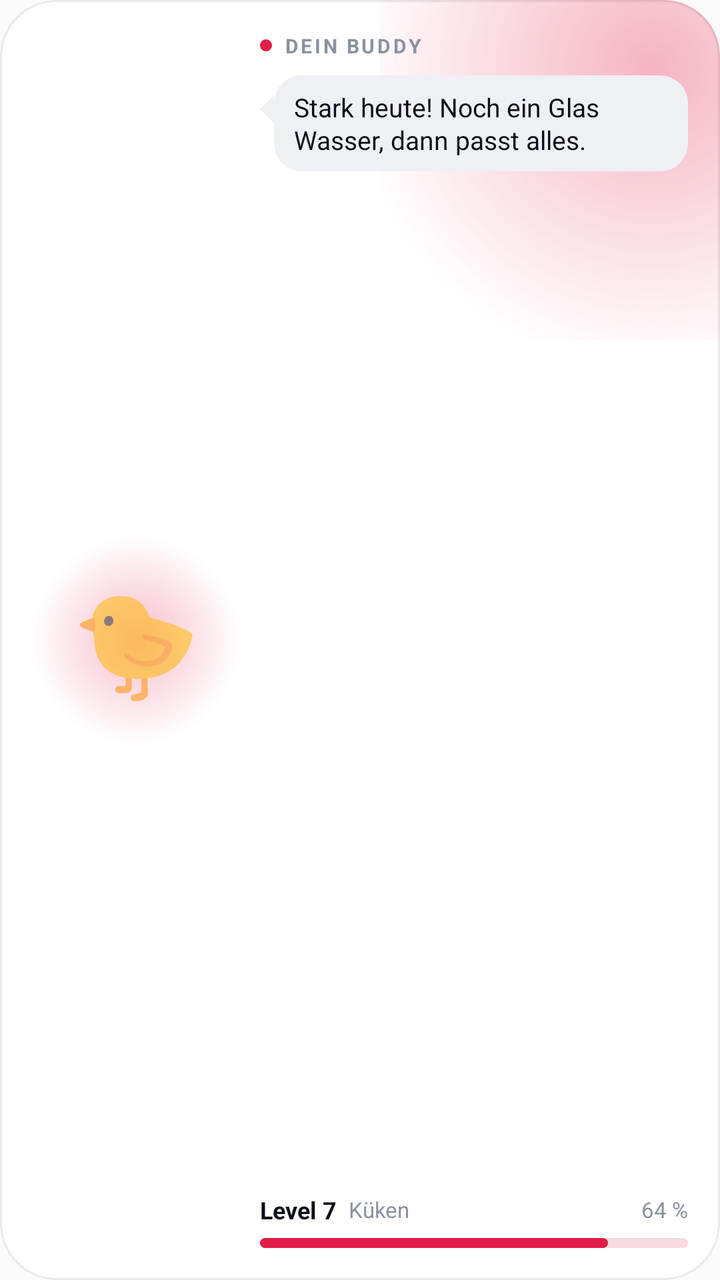
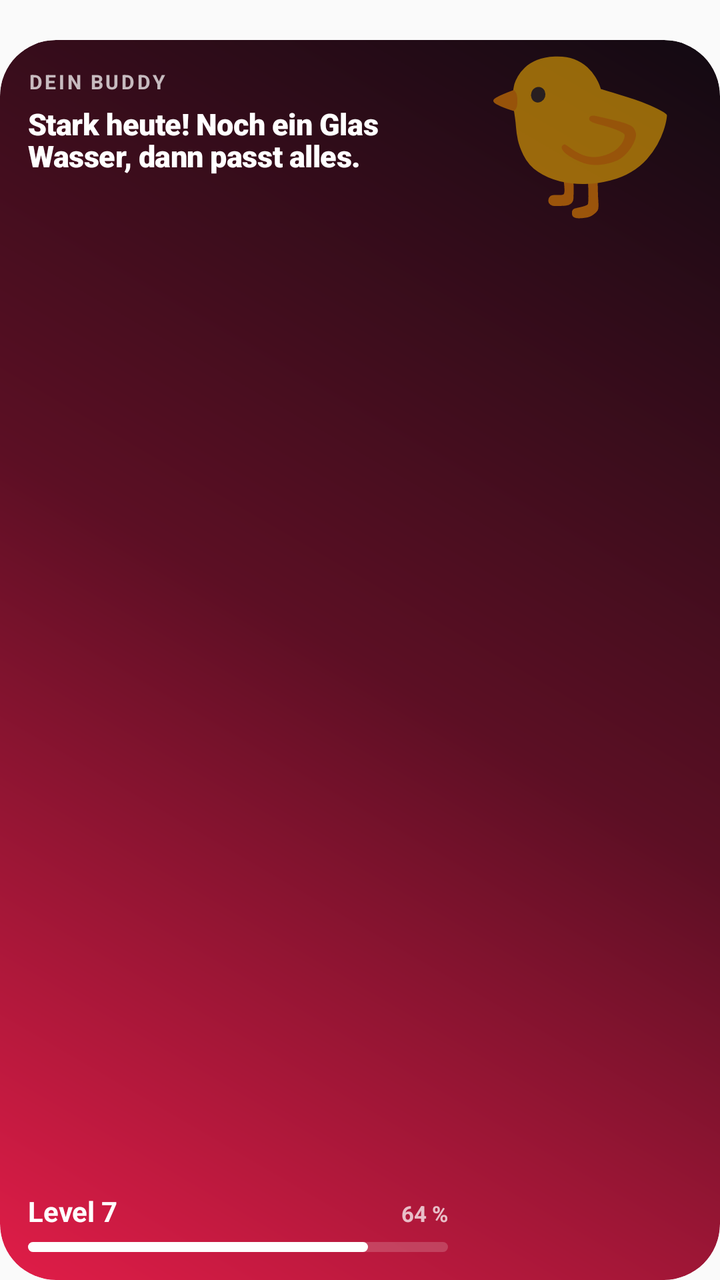

Compare the two renders of this Android layout. The source of the first and the diff that turns it into the second are given below.
<!-- AndroidManifest.xml: application theme AppTheme -->
<!-- res/layout/widget_buddy_wide.xml -->
<?xml version="1.0" encoding="utf-8"?>
<FrameLayout xmlns:android="http://schemas.android.com/apk/res/android"
    android:id="@android:id/background"
    style="@style/WidgetFb.Card">

    <ImageView android:id="@+id/glow" style="@style/WidgetFb.Glow" />

    <LinearLayout
        style="@style/WidgetFb.Content"
        android:gravity="center_vertical"
        android:orientation="horizontal">

        <FrameLayout
            android:layout_width="104dp"
            android:layout_height="104dp">

            <ImageView
                android:id="@+id/halo"
                style="@style/WidgetFb.Ring"
                android:src="@drawable/widget_halo_preview" />

            <ImageView
                android:id="@+id/buddy"
                android:layout_width="88dp"
                android:layout_height="88dp"
                android:layout_gravity="center"
                android:contentDescription="Buddy"
                android:scaleType="fitCenter" />

            <TextView
                android:id="@+id/buddy_emoji"
                android:layout_width="match_parent"
                android:layout_height="match_parent"
                android:gravity="center"
                android:text="🐤"
                android:textSize="52sp" />
        </FrameLayout>

        <LinearLayout
            android:layout_width="0dp"
            android:layout_height="match_parent"
            android:layout_marginStart="10dp"
            android:layout_weight="1"
            android:orientation="vertical">

            <LinearLayout
                android:layout_width="match_parent"
                android:layout_height="wrap_content"
                android:gravity="center_vertical"
                android:orientation="horizontal">

                <ImageView android:id="@+id/dot" style="@style/WidgetFb.Dot" />

                <TextView
                    android:id="@+id/overline"
                    style="@style/WidgetFb.Overline"
                    android:text="Dein Buddy" />
            </LinearLayout>

            <LinearLayout
                android:layout_width="match_parent"
                android:layout_height="wrap_content"
                android:layout_marginTop="8dp"
                android:orientation="horizontal">

                <ImageView
                    android:layout_width="7dp"
                    android:layout_height="14dp"
                    android:layout_marginTop="10dp"
                    android:importantForAccessibility="no"
                    android:src="@drawable/widget_tail_left" />

                <TextView
                    android:id="@+id/line"
                    style="@style/WidgetFb.Bubble"
                    android:textSize="13sp"
                    android:text="Stark heute! Noch ein Glas Wasser, dann passt alles." />
            </LinearLayout>

            <FrameLayout style="@style/WidgetFb.Fill" />

            <LinearLayout
                android:layout_width="match_parent"
                android:layout_height="wrap_content"
                android:gravity="center_vertical"
                android:orientation="horizontal">

                <TextView
                    android:id="@+id/level"
                    style="@style/WidgetFb.Value"
                    android:text="Level 7" />

                <TextView
                    android:id="@+id/stage"
                    style="@style/WidgetFb.Muted"
                    android:layout_width="0dp"
                    android:layout_marginStart="6dp"
                    android:layout_weight="1"
                    android:text="Küken" />

                <TextView
                    android:id="@+id/level_pct"
                    style="@style/WidgetFb.Muted"
                    android:fontFeatureSettings="tnum"
                    android:text="64 %" />
            </LinearLayout>

            <ImageView
                android:id="@+id/level_bar"
                style="@style/WidgetFb.Bar"
                android:layout_height="5dp"
                android:layout_marginTop="6dp" />
        </LinearLayout>
    </LinearLayout>
</FrameLayout>
<!-- resources referenced by this layout -->
<resources>
  <!-- drawable widget_halo_preview (drawable) -->
  <?xml version="1.0" encoding="utf-8"?>
  <shape xmlns:android="http://schemas.android.com/apk/res/android" android:shape="oval">
      <gradient
          android:endColor="#00E11D48"
          android:gradientRadius="50%"
          android:startColor="#4DE11D48"
          android:type="radial" />
  </shape>
  <!-- drawable widget_tail_left (drawable) -->
  <?xml version="1.0" encoding="utf-8"?>
  <vector xmlns:android="http://schemas.android.com/apk/res/android"
      android:width="7dp"
      android:height="14dp"
      android:viewportWidth="7"
      android:viewportHeight="14">
      <path android:fillColor="@color/widget_sand" android:pathData="M7,0 L0,7 L7,14 Z" />
  </vector>
  <style name="WidgetFb.Bar">
          <item name="android:layout_width">match_parent</item>
          <item name="android:layout_height">6dp</item>
          <item name="android:scaleType">fitXY</item>
          <item name="android:src">@drawable/widget_bar_preview</item>
          <item name="android:importantForAccessibility">no</item>
      </style>
  <style name="WidgetFb.Bubble">
          <item name="android:layout_width">wrap_content</item>
          <item name="android:layout_height">wrap_content</item>
          <item name="android:background">@drawable/widget_bubble</item>
          <item name="android:paddingStart">10dp</item>
          <item name="android:paddingEnd">10dp</item>
          <item name="android:paddingTop">7dp</item>
          <item name="android:paddingBottom">7dp</item>
          <item name="android:textColor">@color/widget_text</item>
          <item name="android:textSize">12sp</item>
          <item name="android:lineSpacingMultiplier">1.05</item>
          <item name="android:ellipsize">end</item>
          <item name="android:maxLines">3</item>
      </style>
  <style name="WidgetFb.Card">
          <item name="android:layout_width">match_parent</item>
          <item name="android:layout_height">match_parent</item>
          <item name="android:background">@drawable/widget_card</item>
      </style>
  <style name="WidgetFb.Content">
          <item name="android:layout_width">match_parent</item>
          <item name="android:layout_height">match_parent</item>
          <item name="android:padding">@dimen/widget_pad</item>
          <item name="android:orientation">vertical</item>
      </style>
  <style name="WidgetFb.Dot">
          <item name="android:layout_width">6dp</item>
          <item name="android:layout_height">6dp</item>
          <item name="android:layout_marginEnd">6dp</item>
          <item name="android:src">@drawable/widget_dot</item>
          <item name="android:importantForAccessibility">no</item>
      </style>
  <style name="WidgetFb.Glow">
          <item name="android:layout_width">170dp</item>
          <item name="android:layout_height">170dp</item>
          <item name="android:layout_gravity">top|end</item>
          <item name="android:scaleType">fitXY</item>
          <item name="android:src">@drawable/widget_glow_preview</item>
          <item name="android:importantForAccessibility">no</item>
      </style>
  <style name="WidgetFb.Muted">
          <item name="android:layout_width">wrap_content</item>
          <item name="android:layout_height">wrap_content</item>
          <item name="android:textColor">@color/widget_muted</item>
          <item name="android:textSize">11sp</item>
          <item name="android:maxLines">1</item>
          <item name="android:ellipsize">end</item>
      </style>
  <style name="WidgetFb.Overline">
          <item name="android:layout_width">wrap_content</item>
          <item name="android:layout_height">wrap_content</item>
          <item name="android:textColor">@color/widget_muted</item>
          <item name="android:textSize">10sp</item>
          <item name="android:textStyle">bold</item>
          <item name="android:letterSpacing">0.12</item>
          <item name="android:textAllCaps">true</item>
          <item name="android:maxLines">1</item>
          <item name="android:ellipsize">end</item>
      </style>
  <style name="WidgetFb.Ring">
          <item name="android:layout_width">match_parent</item>
          <item name="android:layout_height">match_parent</item>
          <item name="android:scaleType">fitCenter</item>
          <item name="android:src">@drawable/widget_ring_preview</item>
          <item name="android:importantForAccessibility">no</item>
      </style>
  <style name="WidgetFb.Value">
          <item name="android:layout_width">wrap_content</item>
          <item name="android:layout_height">wrap_content</item>
          <item name="android:textColor">@color/widget_text</item>
          <item name="android:textSize">12sp</item>
          <item name="android:textStyle">bold</item>
          <item name="android:fontFeatureSettings">tnum</item>
          <item name="android:maxLines">1</item>
      </style>
  <color name="widget_sand">#EEF0F4</color>
  <!-- drawable widget_bar_preview (drawable) -->
  <?xml version="1.0" encoding="utf-8"?>
  <layer-list xmlns:android="http://schemas.android.com/apk/res/android">
      <item>
          <shape><corners android:radius="999dp" /><solid android:color="#29E11D48" /></shape>
      </item>
      <item android:right="40dp">
          <shape><corners android:radius="999dp" /><solid android:color="#E11D48" /></shape>
      </item>
  </layer-list>
  <!-- drawable widget_bubble (drawable) -->
  <?xml version="1.0" encoding="utf-8"?>
  <shape xmlns:android="http://schemas.android.com/apk/res/android" android:shape="rectangle">
      <solid android:color="@color/widget_sand" />
      <corners android:radius="14dp" />
  </shape>
  <color name="widget_text">#0B0F19</color>
  <!-- drawable widget_card (drawable) -->
  <?xml version="1.0" encoding="utf-8"?>
  <shape xmlns:android="http://schemas.android.com/apk/res/android" android:shape="rectangle">
      <solid android:color="@color/widget_card" />
      <stroke android:width="1dp" android:color="@color/widget_stroke" />
      <corners android:radius="@dimen/widget_radius" />
  </shape>
  <dimen name="widget_pad">16dp</dimen>
  <!-- drawable widget_dot (drawable) -->
  <?xml version="1.0" encoding="utf-8"?>
  <shape xmlns:android="http://schemas.android.com/apk/res/android" android:shape="oval">
      <solid android:color="#E11D48" />
  </shape>
  <!-- drawable widget_glow_preview (drawable) -->
  <?xml version="1.0" encoding="utf-8"?>
  <shape xmlns:android="http://schemas.android.com/apk/res/android" android:shape="rectangle">
      <gradient
          android:centerX="0.8"
          android:centerY="0.2"
          android:endColor="#00E11D48"
          android:gradientRadius="150dp"
          android:startColor="#55E11D48"
          android:type="radial" />
  </shape>
  <color name="widget_muted">#8A92A0</color>
  <!-- drawable widget_ring_preview (drawable) -->
  <?xml version="1.0" encoding="utf-8"?>
  <vector xmlns:android="http://schemas.android.com/apk/res/android"
      android:width="96dp"
      android:height="96dp"
      android:viewportWidth="100"
      android:viewportHeight="100">
      <path
          android:pathData="M50,8 A42,42 0 1,1 49.99,8"
          android:strokeWidth="9"
          android:strokeColor="#29E11D48" />
      <path
          android:pathData="M50,8 A42,42 0 1,1 10.06,62.98"
          android:strokeLineCap="round"
          android:strokeWidth="9"
          android:strokeColor="#E11D48" />
  </vector>
  <color name="widget_card">#FFFFFF</color>
  <color name="widget_stroke">#140B0F19</color>
  <!-- unchanged entries left out for length: 3 -->
</resources>

<!-- the commit's change to res/layout/widget_buddy_wide.xml (unified diff, before → after) -->
@@ -1,115 +1,104 @@
 <?xml version="1.0" encoding="utf-8"?>
 <FrameLayout xmlns:android="http://schemas.android.com/apk/res/android"
     android:id="@android:id/background"
-    style="@style/WidgetFb.Card">
+    android:layout_width="match_parent"
+    android:layout_height="match_parent">
 
-    <ImageView android:id="@+id/glow" style="@style/WidgetFb.Glow" />
+    <FrameLayout
+        style="@style/WidgetFb.Hero"
+        android:layout_marginTop="20dp">
 
-    <LinearLayout
-        style="@style/WidgetFb.Content"
-        android:gravity="center_vertical"
-        android:orientation="horizontal">
+        <ImageView android:id="@+id/art" style="@style/WidgetFb.Art" />
 
-        <FrameLayout
-            android:layout_width="104dp"
-            android:layout_height="104dp">
-
-            <ImageView
-                android:id="@+id/halo"
-                style="@style/WidgetFb.Ring"
-                android:src="@drawable/widget_halo_preview" />
-
-            <ImageView
-                android:id="@+id/buddy"
-                android:layout_width="88dp"
-                android:layout_height="88dp"
-                android:layout_gravity="center"
-                android:contentDescription="Buddy"
-                android:scaleType="fitCenter" />
+        <LinearLayout
+            style="@style/WidgetFb.HeroContent"
+            android:paddingEnd="136dp">
 
             <TextView
-                android:id="@+id/buddy_emoji"
-                android:layout_width="match_parent"
-                android:layout_height="match_parent"
-                android:gravity="center"
-                android:text="🐤"
-                android:textSize="52sp" />
-        </FrameLayout>
+                android:id="@+id/overline"
+                style="@style/WidgetFb.HeroOverline"
+                android:text="Dein Buddy" />
 
-        <LinearLayout
-            android:layout_width="0dp"
-            android:layout_height="match_parent"
-            android:layout_marginStart="10dp"
-            android:layout_weight="1"
-            android:orientation="vertical">
-
-            <LinearLayout
-                android:layout_width="match_parent"
-                android:layout_height="wrap_content"
-                android:gravity="center_vertical"
-                android:orientation="horizontal">
-
-                <ImageView android:id="@+id/dot" style="@style/WidgetFb.Dot" />
-
-                <TextView
-                    android:id="@+id/overline"
-                    style="@style/WidgetFb.Overline"
-                    android:text="Dein Buddy" />
-            </LinearLayout>
-
-            <LinearLayout
-                android:layout_width="match_parent"
-                android:layout_height="wrap_content"
-                android:layout_marginTop="8dp"
-                android:orientation="horizontal">
-
-                <ImageView
-                    android:layout_width="7dp"
-                    android:layout_height="14dp"
-                    android:layout_marginTop="10dp"
-                    android:importantForAccessibility="no"
-                    android:src="@drawable/widget_tail_left" />
-
-                <TextView
-                    android:id="@+id/line"
-                    style="@style/WidgetFb.Bubble"
-                    android:textSize="13sp"
-                    android:text="Stark heute! Noch ein Glas Wasser, dann passt alles." />
-            </LinearLayout>
+            <TextView
+                android:id="@+id/line"
+                style="@style/WidgetFb.HeroTitle"
+                android:layout_marginTop="4dp"
+                android:maxLines="3"
+                android:text="Stark heute! Noch ein Glas Wasser, dann passt alles."
+                android:textSize="15sp" />
 
             <FrameLayout style="@style/WidgetFb.Fill" />
 
             <LinearLayout
                 android:layout_width="match_parent"
                 android:layout_height="wrap_content"
-                android:gravity="center_vertical"
+                android:gravity="bottom"
                 android:orientation="horizontal">
 
                 <TextView
                     android:id="@+id/level"
-                    style="@style/WidgetFb.Value"
-                    android:text="Level 7" />
-
-                <TextView
-                    android:id="@+id/stage"
-                    style="@style/WidgetFb.Muted"
-                    android:layout_width="0dp"
-                    android:layout_marginStart="6dp"
-                    android:layout_weight="1"
-                    android:text="Küken" />
+                    style="@style/WidgetFb.HeroBody"
+                    android:fontFeatureSettings="tnum"
+                    android:text="Level 7"
+                    android:textColor="@color/hero_text"
+                    android:textSize="14sp"
+                    android:textStyle="bold" />
 
                 <TextView
                     android:id="@+id/level_pct"
-                    style="@style/WidgetFb.Muted"
+                    style="@style/WidgetFb.HeroBody"
+                    android:layout_width="0dp"
+                    android:layout_marginStart="8dp"
+                    android:layout_weight="1"
                     android:fontFeatureSettings="tnum"
-                    android:text="64 %" />
+                    android:gravity="end"
+                    android:text="64 %"
+                    android:textSize="11sp"
+                    android:textStyle="bold" />
             </LinearLayout>
 
             <ImageView
                 android:id="@+id/level_bar"
-                style="@style/WidgetFb.Bar"
-                android:layout_height="5dp"
+                style="@style/WidgetFb.HeroBar"
                 android:layout_marginTop="6dp" />
         </LinearLayout>
-    </LinearLayout>
+    </FrameLayout>
+
+    <include
+        layout="@layout/widget_hero_buddy"
+        android:layout_width="132dp"
+        android:layout_height="132dp"
+        android:layout_gravity="top|end"
+        android:layout_marginTop="0dp"
+        android:layout_marginEnd="4dp" />
 </FrameLayout>
+<!-- res/layout/widget_hero_buddy.xml (included above) -->
+<?xml version="1.0" encoding="utf-8"?>
+<FrameLayout xmlns:android="http://schemas.android.com/apk/res/android"
+    android:id="@+id/buddy_box"
+    android:layout_width="64dp"
+    android:layout_height="64dp"
+    android:layout_gravity="top|end"
+    android:layout_marginTop="4dp"
+    android:layout_marginEnd="4dp">
+
+    <ImageView
+        android:id="@+id/buddy"
+        android:layout_width="match_parent"
+        android:layout_height="match_parent"
+        android:contentDescription="Buddy"
+        android:scaleType="fitCenter"
+        android:visibility="gone" />
+
+    <TextView
+        android:id="@+id/buddy_emoji"
+        android:layout_width="match_parent"
+        android:layout_height="match_parent"
+        android:autoSizeMaxTextSize="80sp"
+        android:autoSizeMinTextSize="20sp"
+        android:autoSizeTextType="uniform"
+        android:gravity="center"
+        android:includeFontPadding="false"
+        android:padding="6dp"
+        android:text="🐤" />
+</FrameLayout>
<!-- resource entries referenced after the edit -->
@@ -1,82 +1,42 @@
 <!-- resources referenced by this layout -->
 <resources>
-  <!-- drawable widget_halo_preview (drawable) -->
-  <?xml version="1.0" encoding="utf-8"?>
-  <shape xmlns:android="http://schemas.android.com/apk/res/android" android:shape="oval">
-      <gradient
-          android:endColor="#00E11D48"
-          android:gradientRadius="50%"
-          android:startColor="#4DE11D48"
-          android:type="radial" />
-  </shape>
-  <!-- drawable widget_tail_left (drawable) -->
-  <?xml version="1.0" encoding="utf-8"?>
-  <vector xmlns:android="http://schemas.android.com/apk/res/android"
-      android:width="7dp"
-      android:height="14dp"
-      android:viewportWidth="7"
-      android:viewportHeight="14">
-      <path android:fillColor="@color/widget_sand" android:pathData="M7,0 L0,7 L7,14 Z" />
-  </vector>
-  <style name="WidgetFb.Bar">
+  <color name="hero_text">#FFFFFF</color>
+  <style name="WidgetFb.Art">
           <item name="android:layout_width">match_parent</item>
-          <item name="android:layout_height">6dp</item>
-          <item name="android:scaleType">fitXY</item>
-          <item name="android:src">@drawable/widget_bar_preview</item>
+          <item name="android:layout_height">match_parent</item>
+          <item name="android:scaleType">centerCrop</item>
           <item name="android:importantForAccessibility">no</item>
       </style>
-  <style name="WidgetFb.Bubble">
+  <style name="WidgetFb.Hero">
+          <item name="android:layout_width">match_parent</item>
+          <item name="android:layout_height">match_parent</item>
+          <item name="android:background">@drawable/widget_hero</item>
+      </style>
+  <style name="WidgetFb.HeroBar">
+          <item name="android:layout_width">match_parent</item>
+          <item name="android:layout_height">5dp</item>
+          <item name="android:scaleType">fitXY</item>
+          <item name="android:src">@drawable/widget_hero_bar_preview</item>
+          <item name="android:importantForAccessibility">no</item>
+      </style>
+  <style name="WidgetFb.HeroBody">
           <item name="android:layout_width">wrap_content</item>
           <item name="android:layout_height">wrap_content</item>
-          <item name="android:background">@drawable/widget_bubble</item>
-          <item name="android:paddingStart">10dp</item>
-          <item name="android:paddingEnd">10dp</item>
-          <item name="android:paddingTop">7dp</item>
-          <item name="android:paddingBottom">7dp</item>
-          <item name="android:textColor">@color/widget_text</item>
+          <item name="android:textColor">@color/hero_text2</item>
           <item name="android:textSize">12sp</item>
-          <item name="android:lineSpacingMultiplier">1.05</item>
-          <item name="android:ellipsize">end</item>
-          <item name="android:maxLines">3</item>
-      </style>
-  <style name="WidgetFb.Card">
-          <item name="android:layout_width">match_parent</item>
-          <item name="android:layout_height">match_parent</item>
-          <item name="android:background">@drawable/widget_card</item>
-      </style>
-  <style name="WidgetFb.Content">
-          <item name="android:layout_width">match_parent</item>
-          <item name="android:layout_height">match_parent</item>
-          <item name="android:padding">@dimen/widget_pad</item>
-          <item name="android:orientation">vertical</item>
-      </style>
-  <style name="WidgetFb.Dot">
-          <item name="android:layout_width">6dp</item>
-          <item name="android:layout_height">6dp</item>
-          <item name="android:layout_marginEnd">6dp</item>
-          <item name="android:src">@drawable/widget_dot</item>
-          <item name="android:importantForAccessibility">no</item>
-      </style>
-  <style name="WidgetFb.Glow">
-          <item name="android:layout_width">170dp</item>
-          <item name="android:layout_height">170dp</item>
-          <item name="android:layout_gravity">top|end</item>
-          <item name="android:scaleType">fitXY</item>
-          <item name="android:src">@drawable/widget_glow_preview</item>
-          <item name="android:importantForAccessibility">no</item>
-      </style>
-  <style name="WidgetFb.Muted">
-          <item name="android:layout_width">wrap_content</item>
-          <item name="android:layout_height">wrap_content</item>
-          <item name="android:textColor">@color/widget_muted</item>
-          <item name="android:textSize">11sp</item>
           <item name="android:maxLines">1</item>
           <item name="android:ellipsize">end</item>
       </style>
-  <style name="WidgetFb.Overline">
+  <style name="WidgetFb.HeroContent">
+          <item name="android:layout_width">match_parent</item>
+          <item name="android:layout_height">match_parent</item>
+          <item name="android:padding">14dp</item>
+          <item name="android:orientation">vertical</item>
+      </style>
+  <style name="WidgetFb.HeroOverline">
           <item name="android:layout_width">wrap_content</item>
           <item name="android:layout_height">wrap_content</item>
-          <item name="android:textColor">@color/widget_muted</item>
+          <item name="android:textColor">@color/hero_text2</item>
           <item name="android:textSize">10sp</item>
           <item name="android:textStyle">bold</item>
           <item name="android:letterSpacing">0.12</item>
@@ -84,84 +44,39 @@
           <item name="android:maxLines">1</item>
           <item name="android:ellipsize">end</item>
       </style>
-  <style name="WidgetFb.Ring">
+  <style name="WidgetFb.HeroTitle">
           <item name="android:layout_width">match_parent</item>
-          <item name="android:layout_height">match_parent</item>
-          <item name="android:scaleType">fitCenter</item>
-          <item name="android:src">@drawable/widget_ring_preview</item>
-          <item name="android:importantForAccessibility">no</item>
+          <item name="android:layout_height">wrap_content</item>
+          <item name="android:textColor">@color/hero_text</item>
+          <item name="android:textSize">18sp</item>
+          <item name="android:fontFamily">sans-serif-black</item>
+          <item name="android:letterSpacing">-0.01</item>
+          <item name="android:ellipsize">end</item>
+          <item name="android:maxLines">2</item>
+          <item name="android:lineSpacingMultiplier">0.92</item>
       </style>
-  <style name="WidgetFb.Value">
-          <item name="android:layout_width">wrap_content</item>
-          <item name="android:layout_height">wrap_content</item>
-          <item name="android:textColor">@color/widget_text</item>
-          <item name="android:textSize">12sp</item>
-          <item name="android:textStyle">bold</item>
-          <item name="android:fontFeatureSettings">tnum</item>
-          <item name="android:maxLines">1</item>
-      </style>
-  <color name="widget_sand">#EEF0F4</color>
-  <!-- drawable widget_bar_preview (drawable) -->
+  <!-- drawable widget_hero (drawable) -->
+  <?xml version="1.0" encoding="utf-8"?>
+  <shape xmlns:android="http://schemas.android.com/apk/res/android" android:shape="rectangle">
+      <gradient
+          android:angle="45"
+          android:centerColor="#5C0F24"
+          android:endColor="#120A12"
+          android:startColor="#E11D48"
+          android:type="linear" />
+      <corners android:radius="@dimen/widget_radius" />
+  </shape>
+  <!-- drawable widget_hero_bar_preview (drawable) -->
   <?xml version="1.0" encoding="utf-8"?>
   <layer-list xmlns:android="http://schemas.android.com/apk/res/android">
       <item>
-          <shape><corners android:radius="999dp" /><solid android:color="#29E11D48" /></shape>
+          <shape><corners android:radius="999dp" /><solid android:color="#2EFFFFFF" /></shape>
       </item>
       <item android:right="40dp">
-          <shape><corners android:radius="999dp" /><solid android:color="#E11D48" /></shape>
+          <shape><corners android:radius="999dp" /><solid android:color="#FFFFFF" /></shape>
       </item>
   </layer-list>
-  <!-- drawable widget_bubble (drawable) -->
-  <?xml version="1.0" encoding="utf-8"?>
-  <shape xmlns:android="http://schemas.android.com/apk/res/android" android:shape="rectangle">
-      <solid android:color="@color/widget_sand" />
-      <corners android:radius="14dp" />
-  </shape>
-  <color name="widget_text">#0B0F19</color>
-  <!-- drawable widget_card (drawable) -->
-  <?xml version="1.0" encoding="utf-8"?>
-  <shape xmlns:android="http://schemas.android.com/apk/res/android" android:shape="rectangle">
-      <solid android:color="@color/widget_card" />
-      <stroke android:width="1dp" android:color="@color/widget_stroke" />
-      <corners android:radius="@dimen/widget_radius" />
-  </shape>
-  <dimen name="widget_pad">16dp</dimen>
-  <!-- drawable widget_dot (drawable) -->
-  <?xml version="1.0" encoding="utf-8"?>
-  <shape xmlns:android="http://schemas.android.com/apk/res/android" android:shape="oval">
-      <solid android:color="#E11D48" />
-  </shape>
-  <!-- drawable widget_glow_preview (drawable) -->
-  <?xml version="1.0" encoding="utf-8"?>
-  <shape xmlns:android="http://schemas.android.com/apk/res/android" android:shape="rectangle">
-      <gradient
-          android:centerX="0.8"
-          android:centerY="0.2"
-          android:endColor="#00E11D48"
-          android:gradientRadius="150dp"
-          android:startColor="#55E11D48"
-          android:type="radial" />
-  </shape>
-  <color name="widget_muted">#8A92A0</color>
-  <!-- drawable widget_ring_preview (drawable) -->
-  <?xml version="1.0" encoding="utf-8"?>
-  <vector xmlns:android="http://schemas.android.com/apk/res/android"
-      android:width="96dp"
-      android:height="96dp"
-      android:viewportWidth="100"
-      android:viewportHeight="100">
-      <path
-          android:pathData="M50,8 A42,42 0 1,1 49.99,8"
-          android:strokeWidth="9"
-          android:strokeColor="#29E11D48" />
-      <path
-          android:pathData="M50,8 A42,42 0 1,1 10.06,62.98"
-          android:strokeLineCap="round"
-          android:strokeWidth="9"
-          android:strokeColor="#E11D48" />
-  </vector>
-  <color name="widget_card">#FFFFFF</color>
-  <color name="widget_stroke">#140B0F19</color>
+  <color name="hero_text2">#B8FFFFFF</color>
   <!-- unchanged entries left out for length: 3 -->
 </resources>
 
